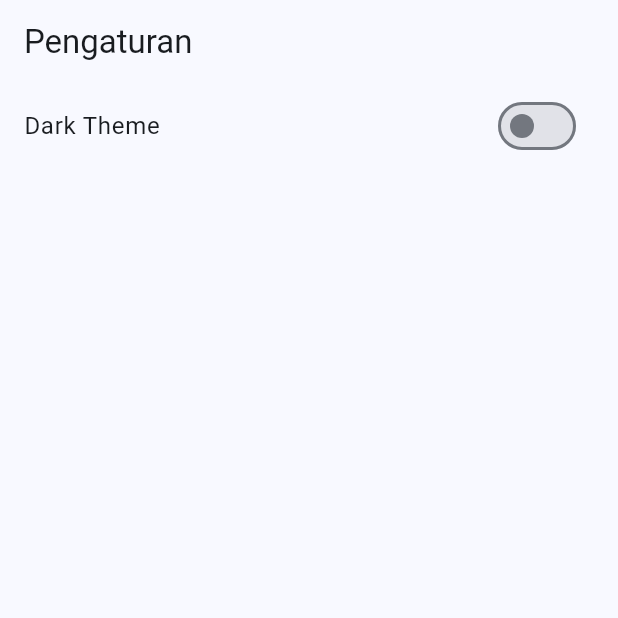
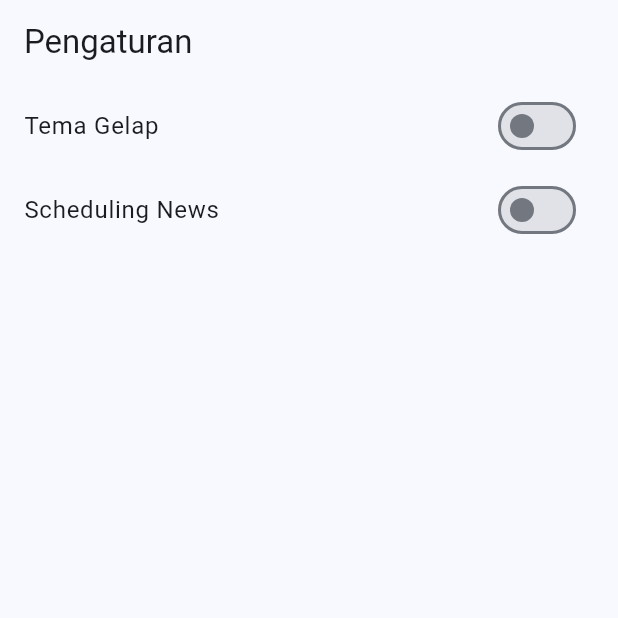
Before and after one commit to mluthfifrd/Restaurant-App, a Flutter app: the SettingsPage screen opened directly, on a phone screen of 412 x 824 dp, the top half of it. Run offline on Flutter 3.47's test engine with Material 3 defaults, Android fonts, the phone set to English and light mode, and no system bars; our stand-ins replace flutter_local_notifications, flutter_native_splash, flutter_rating_bar, google_fonts, rxdart, sqflite; missing offline and left inert: android_alarm_manager_plus; accounts and stored records are empty.

Commit message:
update code
- add customDialog in "Tema Gelap" switch,
- add new Schedulling switch.

```diff
--- a/lib/ui/settings_page.dart
+++ b/lib/ui/settings_page.dart
@@ -1,4 +1,7 @@
 import 'package:flutter/material.dart';
+import 'package:provider/provider.dart';
+import 'package:restaurant_app/common/custom_widget/custom_dialog.dart';
+import 'package:restaurant_app/provider/schedulling_provider.dart';
 
 class SettingsPage extends StatelessWidget {
   static const String settingsTitle = 'Pengaturan';
@@ -16,30 +19,35 @@ class SettingsPage extends StatelessWidget {
         body: ListView(
           children: [
             Material(
-              child: ListTile(
-                title: const Text('Dark Theme'),
+              child: Column(
+                children: <Widget>[
+                  ListTile(
+                    title: const Text('Tema Gelap'),
                     trailing: Switch.adaptive(
                       value: false,
-                    onChanged: (value) {
-                      showDialog(
-                        context: context,
-                        builder: (context) {
-                          return AlertDialog(
-                            title: const Text('Coming Soon!'),
-                            content:
-                                const Text('This feature will be coming soon!'),
-                            actions: [
-                              TextButton(
-                                onPressed: () {
-                                  Navigator.pop(context);
-                                },
-                                child: const Text('Ok'),
+                      onChanged: (value) => customDialog(context),
+                    ),
                   ),
                 ],
+              ),
+            ),
+            Material(
+              child: Column(
+                children: <Widget>[
+                  ListTile(
+                    title: const Text('Scheduling News'),
+                    trailing: Consumer<SchedulingProvider>(
+                      builder: (context, scheduled, _) {
+                        return Switch.adaptive(
+                          value: scheduled.isScheduled,
+                          onChanged: (value) async {
+                            scheduled.scheduledNews(value);
+                          },
                         );
                       },
-                      );
-                    }),
+                    ),
+                  ),
+                ],
               ),
             ),
           ],
```
Lines whose indentation alone changed are shown as unchanged.
